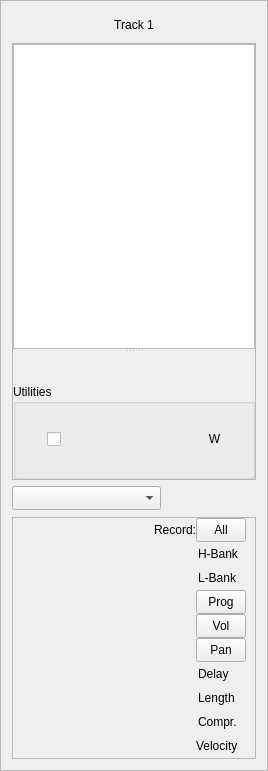
Above: oom/widgets/conductor/ConductorBase.ui from ccherrett/oom before the change. Below: the same form after it.
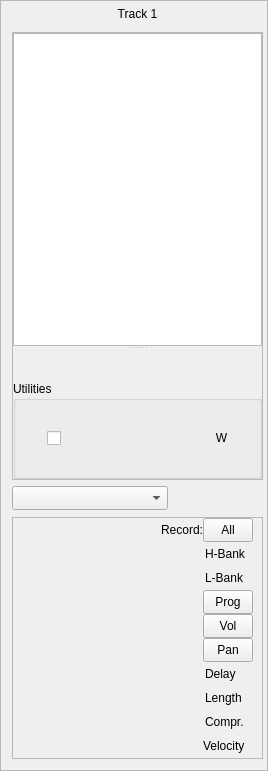
That is the form after the change. Custom widgets are drawn as their Qt base class.

The edit to the form file:
```diff
--- a/oom/widgets/conductor/ConductorBase.ui
+++ b/oom/widgets/conductor/ConductorBase.ui
@@ -32,6 +32,12 @@
    <enum>QFrame::Raised</enum>
   </property>
   <layout class="QVBoxLayout" name="verticalLayout" stretch="0,0,0,0">
+   <property name="topMargin">
+    <number>0</number>
+   </property>
+   <property name="rightMargin">
+    <number>4</number>
+   </property>
    <item>
     <layout class="QHBoxLayout" name="horizontalLayout_7">
      <property name="spacing">
@@ -127,8 +133,8 @@
        <rect>
         <x>0</x>
         <y>0</y>
-        <width>248</width>
-        <height>424</height>
+        <width>250</width>
+        <height>430</height>
        </rect>
       </property>
       <layout class="QVBoxLayout" name="verticalLayout_5">
@@ -193,7 +199,7 @@
            </item>
           </layout>
          </widget>
-         <widget class="QWidget" name="">
+         <widget class="QWidget" name="layoutWidget">
           <layout class="QVBoxLayout" name="verticalLayout_2">
            <property name="sizeConstraint">
             <enum>QLayout::SetMinAndMaxSize</enum>
```
